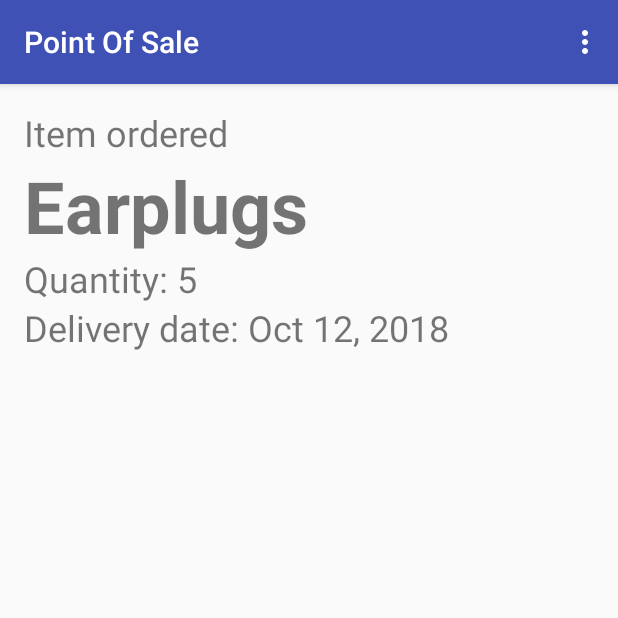
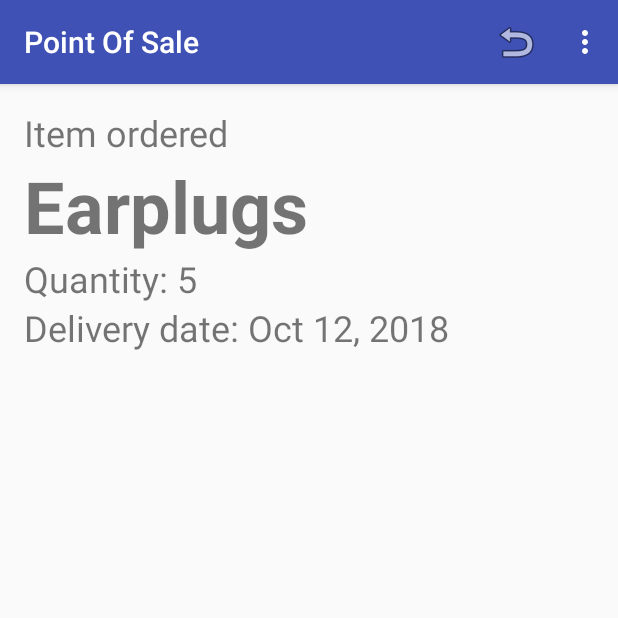
Before and after one commit to CS4084-8308055/Point-of-Sale, an Android app: the screen it shows after launch (MainActivity), in the options menu, after a tap on "Settings", on a phone screen of 412 x 824 dp, the top half of it. Run offline under Robolectric (Android 15) with nearby library versions, the phone set to English and light mode, and no system bars.

Commit message:
Basic Menu Functions

```diff
--- a/PointofSale/app/src/main/java/ie/ul/davidbeck/pointofsale/MainActivity.java
+++ b/PointofSale/app/src/main/java/ie/ul/davidbeck/pointofsale/MainActivity.java
@@ -1,6 +1,8 @@
 package ie.ul.davidbeck.pointofsale;
 
+import android.content.Intent;
 import android.os.Bundle;
+import android.provider.Settings;
 import android.support.design.widget.FloatingActionButton;
 import android.support.design.widget.Snackbar;
 import android.support.v7.app.AppCompatActivity;
@@ -55,10 +57,15 @@ public class MainActivity extends AppCompatActivity {
 
     @Override
     public boolean onOptionsItemSelected(MenuItem item) {
-        // TODO: Later worry about menus
-        int id = item.getItemId();
-        if (id == R.id.action_settings) {
-            return true;
+
+        switch (item.getItemId()){
+            case R.id.action_reset:
+                mCurrentItem = new Item();
+                showCurrentItem();
+                return true;
+            case R.id.action_settings:
+                startActivity(new Intent(Settings.ACTION_LOCALE_SETTINGS));
+                return true;
         }
 
         return super.onOptionsItemSelected(item);
--- a/PointofSale/app/src/main/res/menu/menu_main.xml
+++ b/PointofSale/app/src/main/res/menu/menu_main.xml
@@ -7,4 +7,11 @@
         android:orderInCategory="100"
         android:title="@string/action_settings"
         app:showAsAction="never" />
+    <item
+        android:id="@+id/action_reset"
+        android:title="Reset"
+        android:orderInCategory="100"
+        android:icon="@android:drawable/ic_menu_revert"
+        app:showAsAction="ifRoom"
+        />
 </menu>
```
